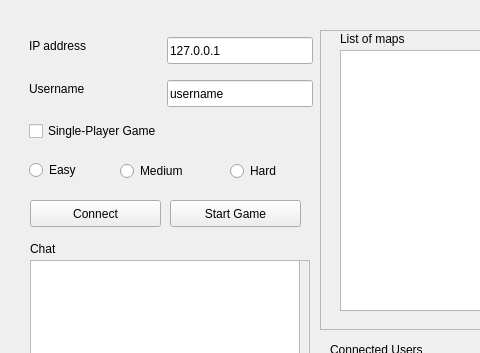
First picture: the form in src/client/lobbywindow.ui, repository dc2011/td, before the edit; both pictures show x 0 to 480 and y 0 to 353 of the 1000 by 600 pixel window.
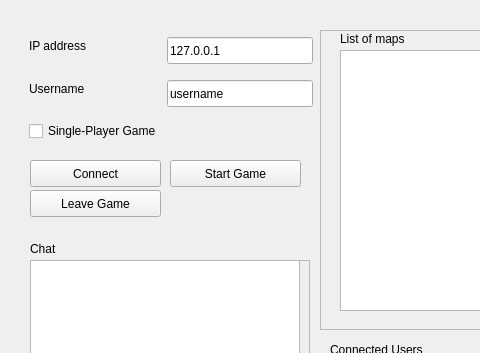
Second picture: the form after the edit.

Commit message: Added leave game functionality. Lobby appears to be quite stable. Start game crashes server on lab computer but works on Darryl's computer

What changed in the file:
```diff
--- a/src/client/lobbywindow.ui
+++ b/src/client/lobbywindow.ui
@@ -46,7 +46,7 @@
     <property name="geometry">
      <rect>
       <x>170</x>
-      <y>200</y>
+      <y>160</y>
       <width>131</width>
       <height>27</height>
      </rect>
@@ -55,32 +55,6 @@
      <string>Start Game</string>
     </property>
    </widget>
-   <widget class="QRadioButton" name="easyBtn">
-    <property name="geometry">
-     <rect>
-      <x>29</x>
-      <y>159</y>
-      <width>62</width>
-      <height>22</height>
-     </rect>
-    </property>
-    <property name="text">
-     <string>Easy</string>
-    </property>
-   </widget>
-   <widget class="QRadioButton" name="mediumBtn">
-    <property name="geometry">
-     <rect>
-      <x>120</x>
-      <y>160</y>
-      <width>85</width>
-      <height>22</height>
-     </rect>
-    </property>
-    <property name="text">
-     <string>Medium</string>
-    </property>
-   </widget>
    <widget class="QLineEdit" name="txtUsername">
     <property name="geometry">
      <rect>
@@ -137,7 +111,7 @@
     <property name="geometry">
      <rect>
       <x>30</x>
-      <y>200</y>
+      <y>160</y>
       <width>131</width>
       <height>27</height>
      </rect>
@@ -185,19 +159,6 @@
      <string>Username</string>
     </property>
    </widget>
-   <widget class="QRadioButton" name="hardBtn">
-    <property name="geometry">
-     <rect>
-      <x>230</x>
-      <y>160</y>
-      <width>63</width>
-      <height>22</height>
-     </rect>
-    </property>
-    <property name="text">
-     <string>Hard</string>
-    </property>
-   </widget>
    <widget class="QFrame" name="bgFrame">
     <property name="geometry">
      <rect>
@@ -433,33 +394,19 @@
      </rect>
     </property>
    </widget>
-   <zorder>mapsList</zorder>
-   <zorder>btnStart</zorder>
-   <zorder>easyBtn</zorder>
-   <zorder>mediumBtn</zorder>
-   <zorder>txtUsername</zorder>
-   <zorder>lblDisplayCount</zorder>
-   <zorder>lblCount</zorder>
-   <zorder>chkSingleplayer</zorder>
-   <zorder>btnConnect</zorder>
-   <zorder>lblAddress</zorder>
-   <zorder>txtAddress</zorder>
-   <zorder>lblUsername</zorder>
-   <zorder>hardBtn</zorder>
-   <zorder>bgFrame</zorder>
-   <zorder>label</zorder>
-   <zorder>label_2</zorder>
-   <zorder>sendMsg</zorder>
-   <zorder>label_3</zorder>
-   <zorder>newGame</zorder>
-   <zorder>label_4</zorder>
-   <zorder>userList</zorder>
-   <zorder>btnExit</zorder>
-   <zorder>chatBgFrame</zorder>
-   <zorder>chatInputBg</zorder>
-   <zorder>logoFrame</zorder>
-   <zorder>gameList</zorder>
-   <zorder>msgBox</zorder>
+   <widget class="QPushButton" name="leaveGame">
+    <property name="geometry">
+     <rect>
+      <x>30</x>
+      <y>190</y>
+      <width>131</width>
+      <height>27</height>
+     </rect>
+    </property>
+    <property name="text">
+     <string>Leave Game</string>
+    </property>
+   </widget>
   </widget>
  </widget>
  <resources/>
```
The commit also changes 4 other files.
